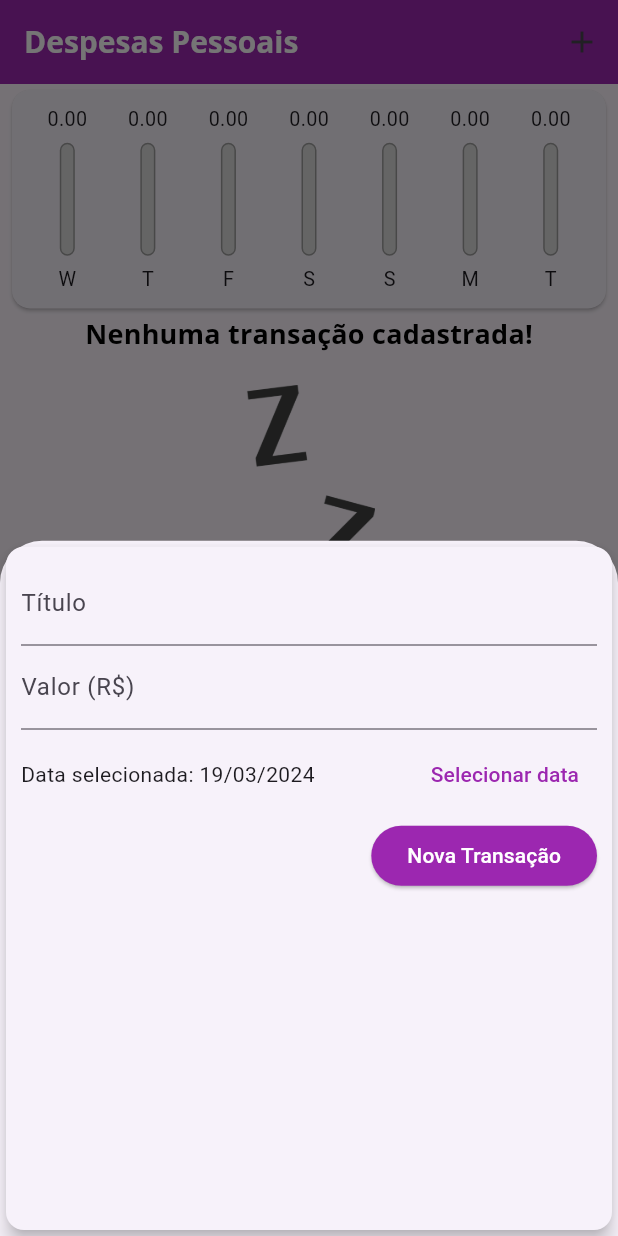
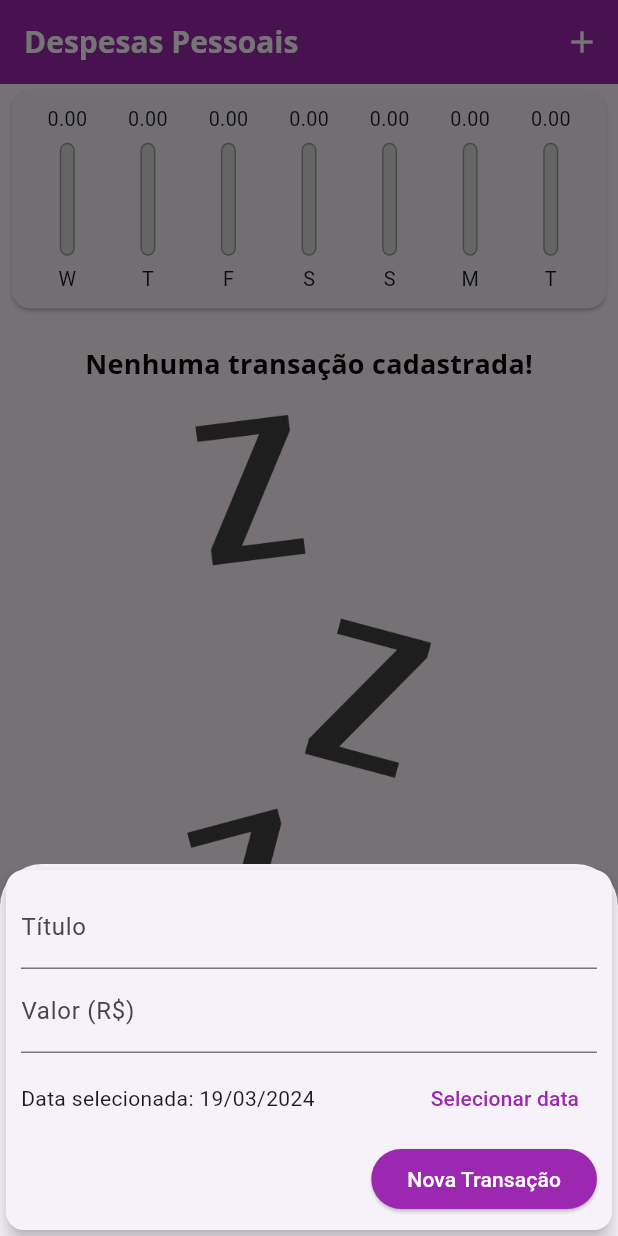
Before and after one commit to emanuelgalvao/flutter-course, a Flutter app: the screen it shows after launch, after a tap on the "add" icon, on a phone screen of 412 x 824 dp. Run offline on Flutter 3.47's test engine with Material 3 defaults, Android fonts, the phone set to English and light mode, and no system bars.

Commit message:
fix responsiveness at  expenses project

```diff
--- a/expenses/lib/components/transaction_form.dart
+++ b/expenses/lib/components/transaction_form.dart
@@ -46,10 +46,16 @@ class _TransactionFormState extends State<TransactionForm> {
 
   @override
   Widget build(BuildContext context) {
-    return Card(
+    return SingleChildScrollView(
+      child: Card(
         elevation: 5,
         child: Padding(
-        padding: const EdgeInsets.all(10),
+          padding: EdgeInsets.only(
+            left: 10,
+            top: 10,
+            right: 10,
+            bottom: 10 + MediaQuery.of(context).viewInsets.bottom,
+          ),
           child: Column(
             crossAxisAlignment: CrossAxisAlignment.end,
             children: [
@@ -96,6 +102,7 @@ class _TransactionFormState extends State<TransactionForm> {
             ],
           ),
         ),
+      ),
     );
   }
 }
--- a/expenses/lib/components/transaction_list.dart
+++ b/expenses/lib/components/transaction_list.dart
@@ -14,8 +14,12 @@ class TransactionList extends StatelessWidget {
 
   @override
   Widget build(BuildContext context) {
-    return transactions.isEmpty ? Column(
+    return transactions.isEmpty ?
+      LayoutBuilder(
+        builder: (context, constraints) {
+          return Column(
             children: [
+              SizedBox(height: 20),
               Text(
                 'Nenhuma transação cadastrada!',
                 style: Theme.of(context).textTheme.titleMedium,
@@ -23,9 +27,11 @@ class TransactionList extends StatelessWidget {
               SizedBox(height: 20),
               Container(
                 child: Image.asset('assets/images/waiting.png'),
-          height: 200,
+                height: constraints.maxHeight * 0.6,
               )
             ],
+          );
+        }
       ) : ListView.builder(
       itemCount: transactions.length,
       itemBuilder: (ctx, index) {
--- a/expenses/lib/main.dart
+++ b/expenses/lib/main.dart
@@ -1,3 +1,4 @@
+import 'dart:io';
 import 'dart:math';
 
 import 'package:expenses/components/chart.dart';
@@ -51,6 +52,7 @@ class MyHomePage extends StatefulWidget {
 class _MyHomePageState extends State<MyHomePage> {
 
   final List<Transaction> _transactions = [];
+  bool _showChart = false;
 
   List<Transaction> get _recentTransactions {
     return _transactions.where((transaction) {
@@ -95,19 +97,37 @@ class _MyHomePageState extends State<MyHomePage> {
   @override
   Widget build(BuildContext context) {
 
+    final mediaQuery = MediaQuery.of(context);
+    final _isLandscape = mediaQuery.orientation == Orientation.landscape;
+
     final appBar = AppBar(
       title: Text('Despesas Pessoais'),
       actions: [
+        if (_isLandscape)
+          IconButton(
+            onPressed: () {
+              setState(() {
+                _showChart = !_showChart;
+              });
+            },
+            icon: Icon(
+              _showChart ? Icons.list : Icons.auto_graph,
+              color: Colors.white
+            )
+          ),
         IconButton(
           onPressed: () => _openTransactionFormModal(context),
-          icon: Icon(Icons.add)
+          icon: Icon(
+            Icons.add,
+            color: Colors.white
+          )
         )
       ],
       backgroundColor: Theme.of(context).colorScheme.primary,
     );
 
-    final availableHeight = MediaQuery.of(context).size.height
-      - appBar.preferredSize.height - MediaQuery.of(context).padding.top;
+    final availableHeight = mediaQuery.size.height
+      - appBar.preferredSize.height - mediaQuery.padding.top;
 
     return Scaffold(
       appBar: appBar,
@@ -115,12 +135,14 @@ class _MyHomePageState extends State<MyHomePage> {
         child: Column(
           crossAxisAlignment: CrossAxisAlignment.stretch,
           children: [
+            if (_showChart || !_isLandscape)
               Container(
-              height: availableHeight * 0.2,
+                height: availableHeight * (_isLandscape ? 0.7 : 0.2),
                 child: Chart(_recentTransactions)
               ),
+            if (!_showChart || !_isLandscape)
               Container(
-              height: availableHeight * 0.8,
+                height: availableHeight * (_isLandscape ? 1 : 0.8),
                 child: TransactionList(
                   transactions: _transactions,
                   removeTransaction: _removeTransaction,
@@ -129,11 +151,11 @@ class _MyHomePageState extends State<MyHomePage> {
           ],
         ),
       ),
-      floatingActionButton: FloatingActionButton(
+      floatingActionButton: Platform.isAndroid ? FloatingActionButton(
         child: Icon(Icons.add),
         onPressed: () => _openTransactionFormModal(context),
         backgroundColor: Theme.of(context).colorScheme.secondary,
-      ),
+      ) : null,
       floatingActionButtonLocation: FloatingActionButtonLocation.centerFloat,
     );
   }
```
Lines whose indentation alone changed are shown as unchanged.
